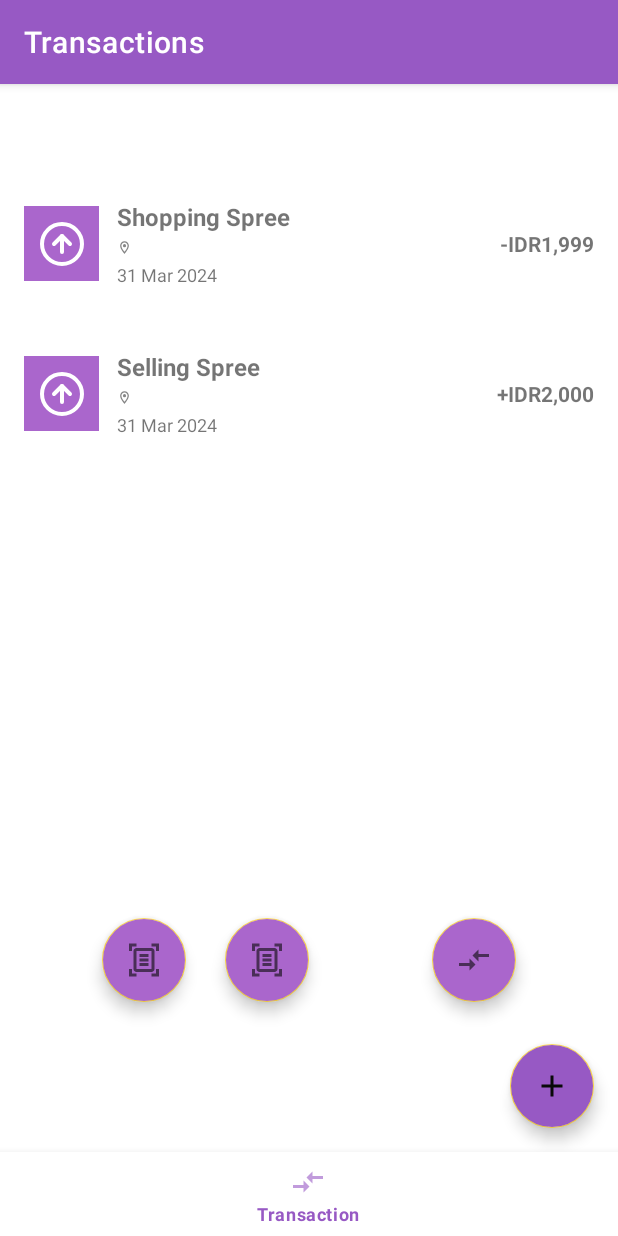
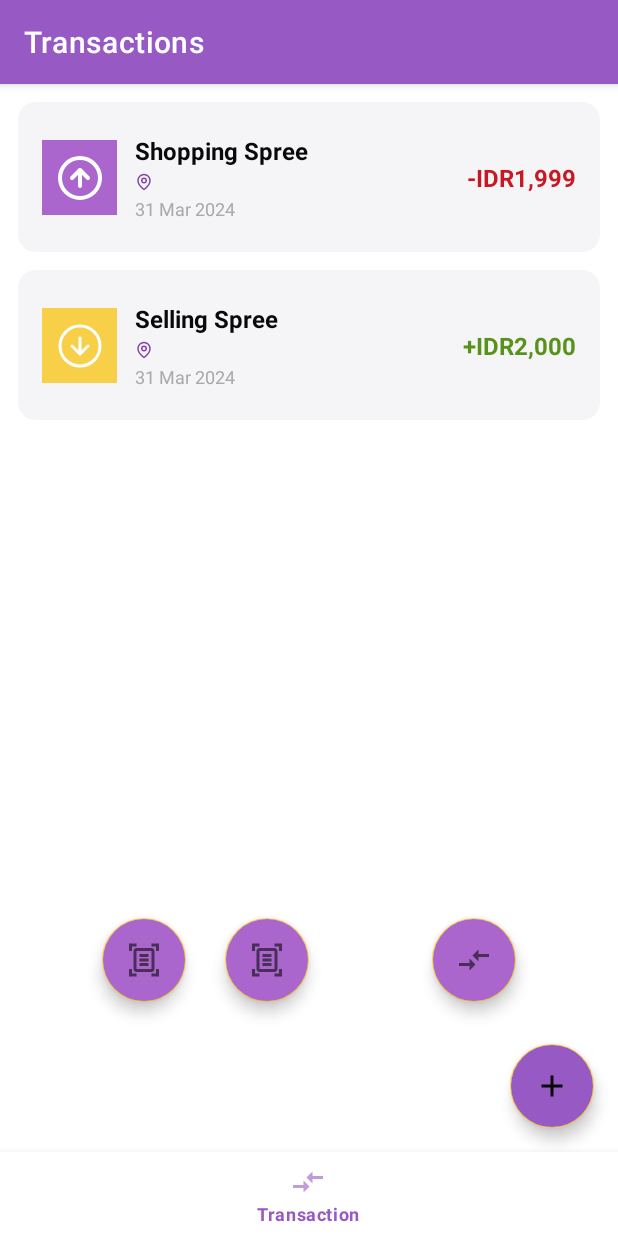
Before and after one commit to liviaarumsari/android-transaction-manager, an Android app: the screen it shows after launch (MainActivity), on a phone screen of 412 x 824 dp. Run offline under Robolectric (Android 15) with nearby library versions, the phone set to English and light mode, and no system bars; our stand-ins replace Room's generated code, navigation-ui.

Commit message:
chore: ui fixes in transactions list

```diff
--- a/app/src/main/java/com/example/abe/ui/transactions/TransactionFragment.kt
+++ b/app/src/main/java/com/example/abe/ui/transactions/TransactionFragment.kt
@@ -42,7 +42,7 @@ class TransactionFragment : Fragment() {
     ): View {
         _binding = FragmentTransactionsBinding.inflate(inflater, container, false)
 
-        val transactionsAdapter = TransactionsAdapter(listener)
+        val transactionsAdapter = TransactionsAdapter(listener, requireContext())
         binding.rvTransactions.adapter = transactionsAdapter
         binding.rvTransactions.layoutManager = LinearLayoutManager(context)
 
--- a/app/src/main/java/com/example/abe/ui/transactions/TransactionsAdapter.kt
+++ b/app/src/main/java/com/example/abe/ui/transactions/TransactionsAdapter.kt
@@ -1,6 +1,6 @@
 package com.example.abe.ui.transactions
 
-import android.content.Intent
+import android.content.Context
 import android.view.LayoutInflater
 import android.view.View
 import android.view.ViewGroup
@@ -13,11 +13,10 @@ import androidx.recyclerview.widget.RecyclerView
 import com.example.abe.R
 import com.example.abe.data.Transaction
 import com.example.abe.domain.FormatCurrencyUseCase
-import com.example.abe.ui.form_transaction.FormTransaction
 import java.text.SimpleDateFormat
 import java.util.Locale
 
-class TransactionsAdapter(private val itemClickListener: TransactionFragment.ItemClickListener): ListAdapter<Transaction, TransactionsAdapter.TransactionViewHolder>(TransactionComparator()) {
+class TransactionsAdapter(private val itemClickListener: TransactionFragment.ItemClickListener, private val context: Context): ListAdapter<Transaction, TransactionsAdapter.TransactionViewHolder>(TransactionComparator()) {
     class TransactionViewHolder(val view: View): RecyclerView.ViewHolder(view) {
         val clImageContainer: ConstraintLayout
         val ivTrxIcon: ImageView
@@ -55,15 +54,15 @@ class TransactionsAdapter(private val itemClickListener: TransactionFragment.Ite
 
     override fun onBindViewHolder(holder: TransactionViewHolder, position: Int) {
         with(holder) {
-//            TODO Set color from theme
-//            clImageContainer.background =
             val trx = getItem(position)
 
-            if (!trx.isExpense)
-                ivTrxIcon.setImageResource(R.drawable.ic_circle_arrow_up)
+            if (!trx.isExpense) {
+                clImageContainer.setBackgroundColor(context.getColor(R.color.secondary))
+                ivTrxIcon.setImageResource(R.drawable.ic_circle_arrow_down)
+                tvAmount.setTextColor(context.getColor(R.color.success))
+            }
 
             tvTrxTitle.text = trx.title
-//            TODO location
             tvLocation.text = trx.location
 
             tvDate.text = SimpleDateFormat("d MMM yyyy" , Locale.ENGLISH).format(trx.timestamp)
@@ -73,9 +72,6 @@ class TransactionsAdapter(private val itemClickListener: TransactionFragment.Ite
             tvAmount.text = amountText
 
             view.setOnClickListener {
-//                val intent = Intent(it.context, FormTransaction::class.java)
-//                intent.putExtra("id", trx.id.toString())
-//                it.context.startActivity(intent)
                 itemClickListener.onItemClicked(trx.id)
             }
         }
--- a/app/src/main/res/drawable-anydpi/ic_location.xml
+++ /dev/null
@@ -1,14 +0,0 @@
-<vector xmlns:android="http://schemas.android.com/apk/res/android"
-    android:width="24dp"
-    android:height="24dp"
-    android:viewportWidth="24"
-    android:viewportHeight="24"
-    android:tint="#333333"
-    android:alpha="0.6">
-  <path
-      android:fillColor="@android:color/white"
-      android:pathData="M12,2C8.13,2 5,5.13 5,9c0,5.25 7,13 7,13s7,-7.75 7,-13c0,-3.87 -3.13,-7 -7,-7zM7,9c0,-2.76 2.24,-5 5,-5s5,2.24 5,5c0,2.88 -2.88,7.19 -5,9.88C9.92,16.21 7,11.85 7,9z"/>
-  <path
-      android:fillColor="@android:color/white"
-      android:pathData="M12,9m-2.5,0a2.5,2.5 0,1 1,5 0a2.5,2.5 0,1 1,-5 0"/>
-</vector>
--- /dev/null
+++ b/app/src/main/res/drawable/bg_transaction_row_item.xml
@@ -0,0 +1,5 @@
+<?xml version="1.0" encoding="UTF-8"?>
+<shape xmlns:android="http://schemas.android.com/apk/res/android">
+    <solid android:color="@color/grayLight"/>
+    <corners android:radius="12dp"/>
+</shape>
--- /dev/null
+++ b/app/src/main/res/drawable/ic_map_pin.xml
@@ -0,0 +1,20 @@
+<vector xmlns:android="http://schemas.android.com/apk/res/android"
+    android:width="12dp"
+    android:height="12dp"
+    android:viewportWidth="12"
+    android:viewportHeight="12">
+  <path
+      android:strokeWidth="1"
+      android:pathData="M10,5C10,8 6,11 6,11C6,11 2,8 2,5C2,3.939 2.421,2.921 3.172,2.171C3.922,1.421 4.939,1 6,1C7.061,1 8.078,1.421 8.828,2.171C9.579,2.921 10,3.939 10,5Z"
+      android:strokeLineJoin="round"
+      android:fillColor="#00000000"
+      android:strokeColor="#8346AA"
+      android:strokeLineCap="round"/>
+  <path
+      android:strokeWidth="1"
+      android:pathData="M6,6.5C6.828,6.5 7.5,5.829 7.5,5C7.5,4.172 6.828,3.5 6,3.5C5.172,3.5 4.5,4.172 4.5,5C4.5,5.829 5.172,6.5 6,6.5Z"
+      android:strokeLineJoin="round"
+      android:fillColor="#00000000"
+      android:strokeColor="#8346AA"
+      android:strokeLineCap="round"/>
+</vector>
--- a/app/src/main/res/layout/activity_main.xml
+++ b/app/src/main/res/layout/activity_main.xml
@@ -3,8 +3,7 @@
     xmlns:app="http://schemas.android.com/apk/res-auto"
     android:id="@+id/container"
     android:layout_width="match_parent"
-    android:layout_height="match_parent"
-    android:paddingTop="?attr/actionBarSize">
+    android:layout_height="match_parent">
 
     <com.google.android.material.bottomnavigation.BottomNavigationView
         android:id="@+id/nav_view"
--- a/app/src/main/res/layout/fragment_transactions.xml
+++ b/app/src/main/res/layout/fragment_transactions.xml
@@ -9,7 +9,9 @@
     <androidx.recyclerview.widget.RecyclerView
         android:id="@+id/rvTransactions"
         android:layout_width="match_parent"
-        android:layout_height="0dp"
+        android:layout_height="match_parent"
+        android:padding="12dp"
+        android:clipToPadding="false"
         app:layout_constraintBottom_toBottomOf="parent"
         app:layout_constraintEnd_toEndOf="parent"
         app:layout_constraintStart_toStartOf="parent"
--- a/app/src/main/res/layout/item_transaction_row_item.xml
+++ b/app/src/main/res/layout/item_transaction_row_item.xml
@@ -1,11 +1,12 @@
 <?xml version="1.0" encoding="utf-8"?>
 <androidx.constraintlayout.widget.ConstraintLayout xmlns:android="http://schemas.android.com/apk/res/android"
     xmlns:app="http://schemas.android.com/apk/res-auto"
-    xmlns:tools="http://schemas.android.com/tools"
     android:layout_width="match_parent"
     android:layout_height="100dp"
     android:paddingLeft="16dp"
     android:paddingRight="16dp"
+    android:background="@drawable/bg_transaction_row_item"
+    android:layout_marginBottom="12dp"
     >
     <!--     TODO background colors & try clipping for rounded corner-->
 
@@ -29,10 +30,11 @@
     </androidx.constraintlayout.widget.ConstraintLayout>
 
     <androidx.constraintlayout.widget.ConstraintLayout
-        android:layout_width="wrap_content"
+        android:layout_width="0dp"
         android:layout_height="wrap_content"
         android:layout_marginStart="12dp"
         app:layout_constraintBottom_toBottomOf="@+id/clImageContainer"
+        app:layout_constraintEnd_toStartOf="@+id/tvAmount"
         app:layout_constraintStart_toEndOf="@+id/clImageContainer"
         app:layout_constraintTop_toTopOf="@+id/clImageContainer">
 
@@ -41,6 +43,7 @@
             android:layout_width="wrap_content"
             android:layout_height="wrap_content"
             android:text="Shopping Spree"
+            android:textColor="@color/black"
             android:textSize="16sp"
             android:textStyle="bold"
             app:layout_constraintStart_toStartOf="parent"
@@ -48,19 +51,23 @@
 
         <ImageView
             android:id="@+id/ivLocation"
-            android:layout_width="10sp"
-            android:layout_height="10sp"
+            android:layout_width="12sp"
+            android:layout_height="12sp"
             app:layout_constraintBottom_toBottomOf="@+id/tvLocation"
             app:layout_constraintStart_toStartOf="parent"
             app:layout_constraintTop_toTopOf="@+id/tvLocation"
-            app:srcCompat="@drawable/ic_location" />
+            app:srcCompat="@drawable/ic_map_pin" />
 
         <TextView
             android:id="@+id/tvLocation"
-            android:layout_width="wrap_content"
+            android:layout_width="0dp"
             android:layout_height="wrap_content"
             android:layout_marginStart="4dp"
+            android:ellipsize="end"
+            android:maxLines="2"
             android:text="Shopee"
+            android:textColor="@color/primary"
+            app:layout_constraintEnd_toEndOf="parent"
             app:layout_constraintStart_toEndOf="@+id/ivLocation"
             app:layout_constraintTop_toBottomOf="@+id/tvTrxTitle" />
 
@@ -69,6 +76,7 @@
             android:layout_width="wrap_content"
             android:layout_height="wrap_content"
             android:text="3 Mar 2024"
+            android:textColor="@color/grayDark"
             android:textSize="12sp"
             app:layout_constraintStart_toStartOf="parent"
             app:layout_constraintTop_toBottomOf="@+id/tvLocation" />
@@ -80,6 +88,8 @@
         android:layout_height="wrap_content"
         android:text="-Rp350.000"
         android:textStyle="bold"
+        android:textSize="16sp"
+        android:textColor="@color/destructive"
         app:layout_constraintBottom_toBottomOf="parent"
         app:layout_constraintEnd_toEndOf="parent"
         app:layout_constraintTop_toTopOf="parent"
```
Also changed, not shown: app/src/main/res/drawable-hdpi/ic_location.png (deleted), app/src/main/res/drawable-mdpi/ic_location.png (deleted), app/src/main/res/drawable-xhdpi/ic_location.png (deleted), app/src/main/res/drawable-xxhdpi/ic_location.png (deleted).
